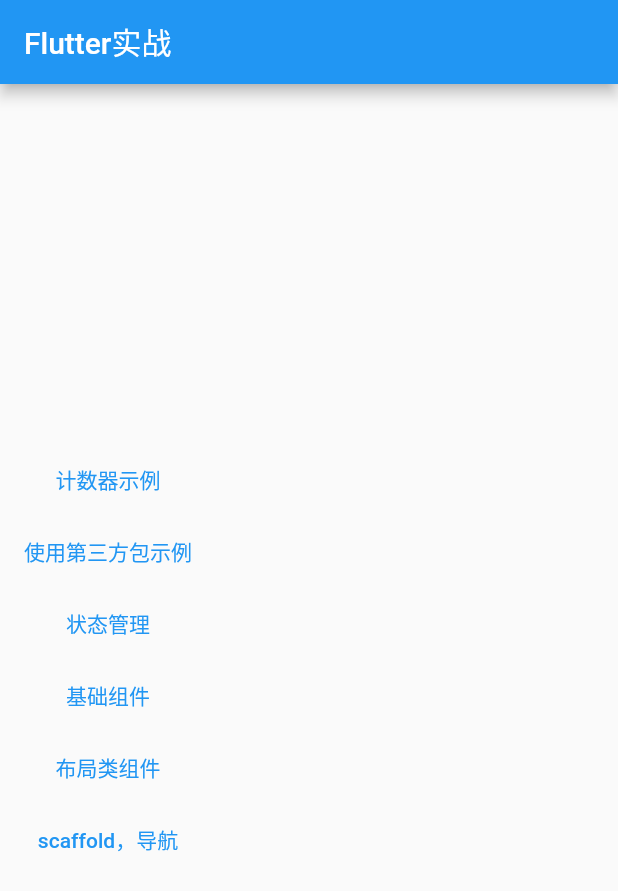
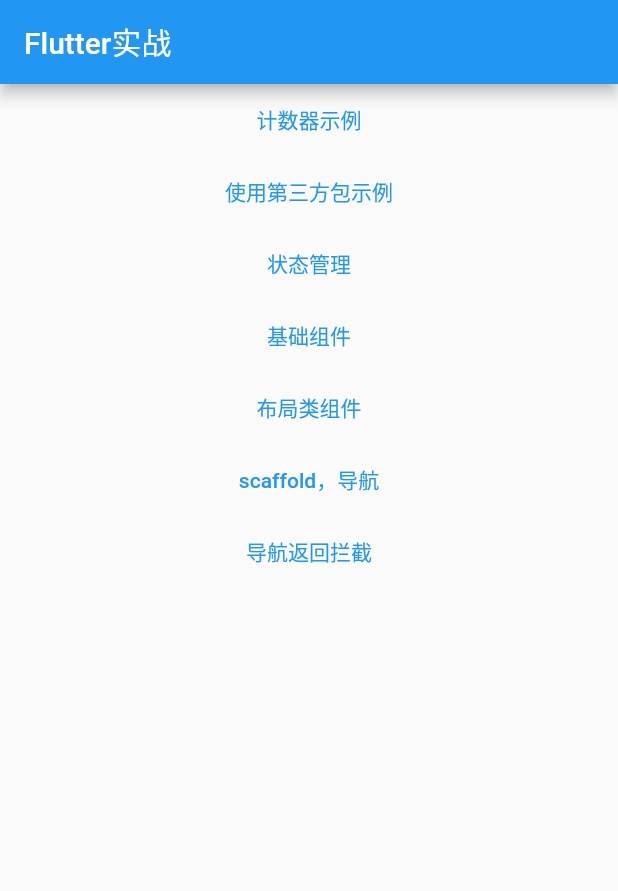
Before and after one commit to liwei511/flutter_practice, a Flutter app: the screen it shows after launch, on a phone screen of 412 x 824 dp. Shown: the top 891 px of the screen. Run offline on Flutter 3.47's test engine with Material 2 defaults, Android fonts, the phone set to English and light mode, and no system bars; our stand-ins replace flutter_swiper.

Commit message:
导航返回拦截

```diff
--- a/lib/demo/index.dart
+++ b/lib/demo/index.dart
@@ -5,6 +5,7 @@ export 'tapbox_state.dart';
 export 'base_widget.dart';
 export 'style.dart';
 export 'scaffold.dart';
+export 'will-popscope.dart';
 
 const DemoTitle = {
   'counter': '计数器示例',
@@ -12,5 +13,6 @@ const DemoTitle = {
   'tapbox_state': '状态管理',
   'base_widget': '基础组件',
   'style': '布局类组件',
-  'scaffold': 'scaffold，导航'
+  'scaffold': 'scaffold，导航',
+  'will-popscope': '导航返回拦截'
 };
--- a/lib/main.dart
+++ b/lib/main.dart
@@ -32,84 +32,84 @@ class MyApp extends StatelessWidget {
 }
 
 class MyHomePage extends StatelessWidget {
-
   MyHomePage({Key key, this.title}) : super(key: key);
   final String title;
   Widget build(BuildContext context) {
+    // const demos = [
+    //   {'key': 'counter', 'component': CounterDemo},
+    //   {'key': 'use_package', 'component': CounterDemo},
+    //   {'key': 'tapbox_state', 'component': CounterDemo},
+    // ];
     return Scaffold(
-      appBar: AppBar(
-        title: Text(title)
-      ),
-      body: Column(
-        mainAxisAlignment: MainAxisAlignment.center,
-        children: <Widget>[
+      appBar: AppBar(title: Text(title)),
+      body: Scrollbar(
+        child: ListView(
+          children: [
             FlatButton(
               child: Text(DemoTitle['counter']),
               textColor: Colors.blue,
               onPressed: () {
-              Navigator.push(context,
-                MaterialPageRoute(builder: (context) {
+                Navigator.push(context, MaterialPageRoute(builder: (context) {
                   return CounterDemo(title: DemoTitle['counter']);
-                })
-              );
+                }));
               },
             ),
             FlatButton(
               child: Text(DemoTitle['use_package']),
               textColor: Colors.blue,
               onPressed: () {
-              Navigator.push(context,
-                MaterialPageRoute(builder: (context) {
+                Navigator.push(context, MaterialPageRoute(builder: (context) {
                   return UsePackageDemo(title: DemoTitle['use_package']);
-                })
-              );
+                }));
               },
             ),
             FlatButton(
               child: Text(DemoTitle['tapbox_state']),
               textColor: Colors.blue,
               onPressed: () {
-              Navigator.push(context,
-                MaterialPageRoute(builder: (context) {
+                Navigator.push(context, MaterialPageRoute(builder: (context) {
                   return TapboxDemo(title: DemoTitle['tapbox_state']);
-                })
-              );
+                }));
               },
             ),
             FlatButton(
               child: Text(DemoTitle['base_widget']),
               textColor: Colors.blue,
               onPressed: () {
-              Navigator.push(context,
-                MaterialPageRoute(builder: (context) {
+                Navigator.push(context, MaterialPageRoute(builder: (context) {
                   return BaseWidgetDemo(title: DemoTitle['base_widget']);
-                })
-              );
+                }));
               },
             ),
             FlatButton(
               child: Text(DemoTitle['style']),
               textColor: Colors.blue,
               onPressed: () {
-              Navigator.push(context,
-                MaterialPageRoute(builder: (context) {
+                Navigator.push(context, MaterialPageRoute(builder: (context) {
                   return StyleDemo(title: DemoTitle['style']);
-                })
-              );
+                }));
               },
             ),
             FlatButton(
               child: Text(DemoTitle['scaffold']),
               textColor: Colors.blue,
               onPressed: () {
-              Navigator.push(context,
-                MaterialPageRoute(builder: (context) {
+                Navigator.push(context, MaterialPageRoute(builder: (context) {
                   return ScaffoldDemo(title: DemoTitle['scaffold']);
-                })
-              );
+                }));
               },
             ),
-        ]
+            FlatButton(
+              child: Text(DemoTitle['will-popscope']),
+              textColor: Colors.blue,
+              onPressed: () {
+                Navigator.push(context, MaterialPageRoute(builder: (context) {
+                  return WillPopScopeDemo(title: DemoTitle['will-popscope']);
+                }));
+              },
+            ),
+          ],
+        ),
       ),
     );
   }
```
Also changed, not shown: lib/demo/will-popscope.dart (added, +31 -0 lines). Lines whose indentation alone changed are shown as unchanged.
